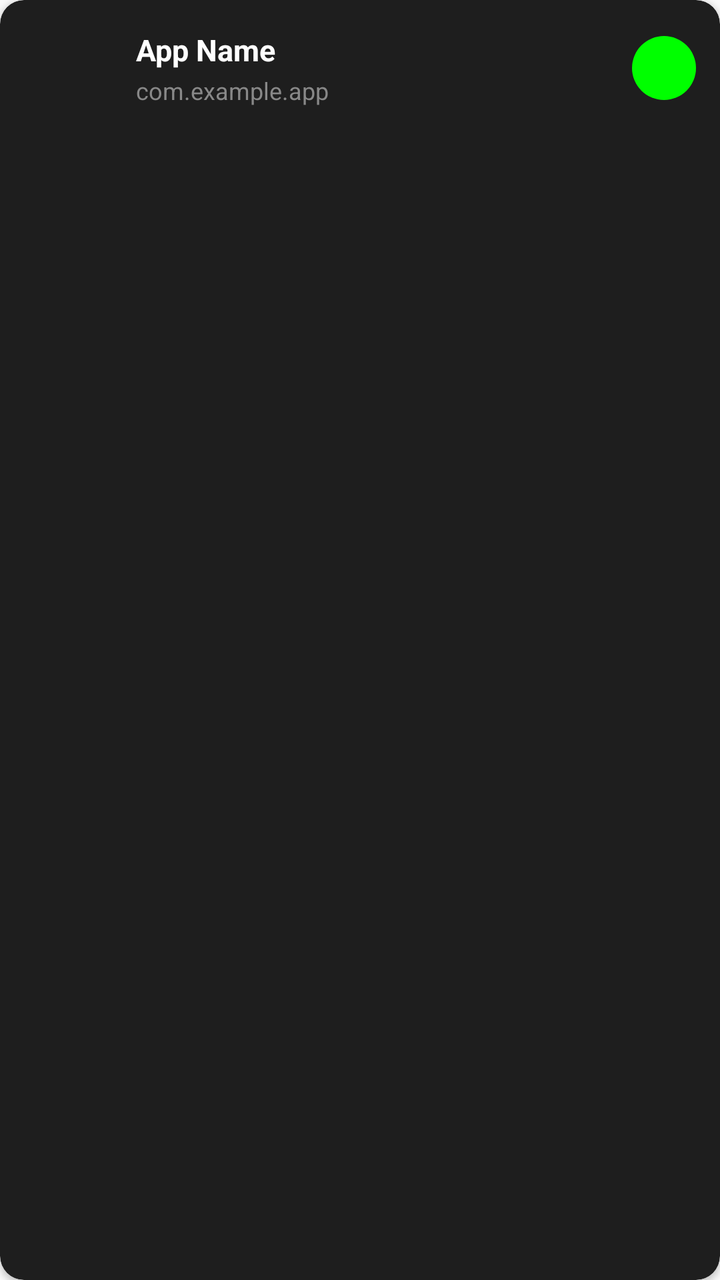
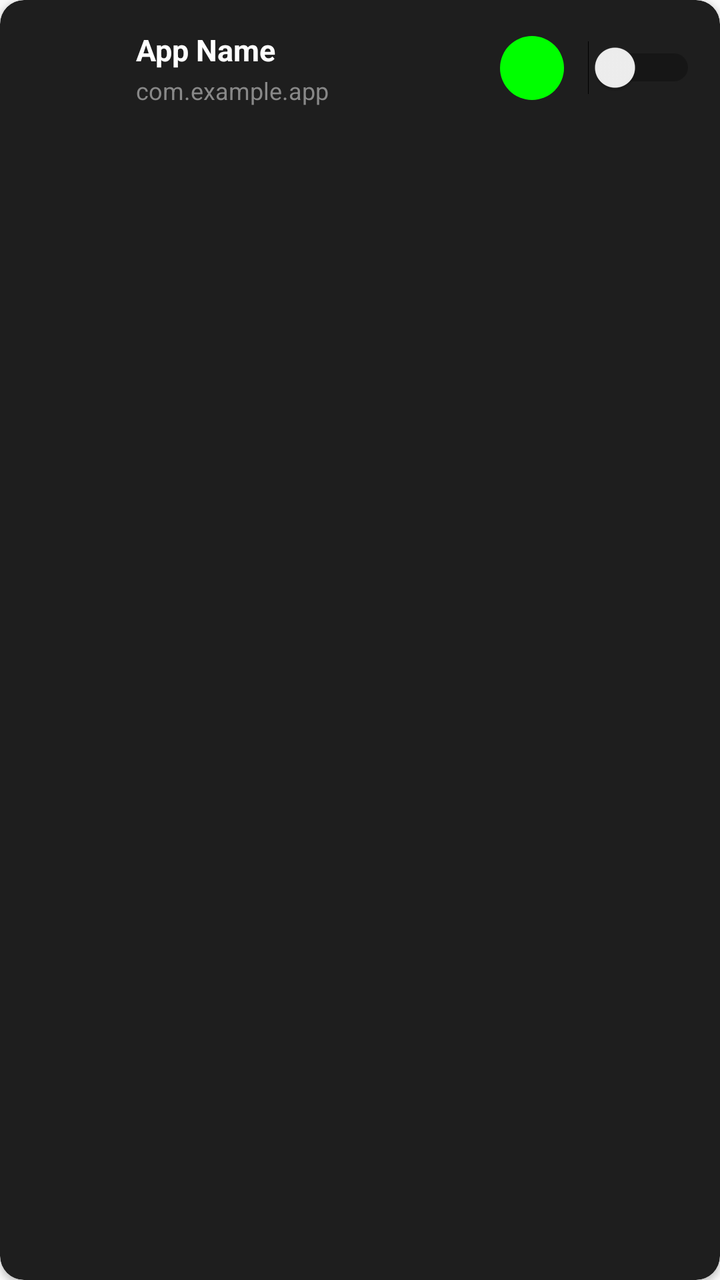

Compare the two renders of this Android layout. The source of the first and the diff that turns it into the second are given below.
<!-- AndroidManifest.xml: application theme Theme.LedNotify -->
<!-- res/layout/item_app_color.xml -->
<?xml version="1.0" encoding="utf-8"?>
<androidx.cardview.widget.CardView xmlns:android="http://schemas.android.com/apk/res/android"
    xmlns:app="http://schemas.android.com/apk/res-auto"
    android:layout_width="match_parent"
    android:layout_height="wrap_content"
    android:layout_marginStart="12dp"
    android:layout_marginTop="6dp"
    android:layout_marginEnd="12dp"
    android:layout_marginBottom="6dp"
    android:foreground="?android:attr/selectableItemBackground"
    app:cardBackgroundColor="#1E1E1E"
    app:cardCornerRadius="12dp"
    app:cardElevation="2dp">

    <LinearLayout
        android:layout_width="match_parent"
        android:layout_height="wrap_content"
        android:gravity="center_vertical"
        android:orientation="horizontal"
        android:padding="12dp">

        <ImageView
            android:id="@+id/ivAppIcon"
            android:layout_width="44dp"
            android:layout_height="44dp"
            android:contentDescription="App Icon" />

        <LinearLayout
            android:layout_width="0dp"
            android:layout_height="wrap_content"
            android:layout_marginStart="12dp"
            android:layout_marginEnd="12dp"
            android:layout_weight="1"
            android:orientation="vertical">

            <TextView
                android:id="@+id/tvAppName"
                android:layout_width="wrap_content"
                android:layout_height="wrap_content"
                android:ellipsize="end"
                android:maxLines="1"
                android:text="App Name"
                android:textColor="#FFFFFF"
                android:textSize="15sp"
                android:textStyle="bold" />

            <TextView
                android:id="@+id/tvAppPackage"
                android:layout_width="wrap_content"
                android:layout_height="wrap_content"
                android:layout_marginTop="2dp"
                android:ellipsize="end"
                android:maxLines="1"
                android:text="com.example.app"
                android:textColor="#888888"
                android:textSize="12sp" />
        </LinearLayout>

        <View
            android:id="@+id/viewColorPreview"
            android:layout_width="32dp"
            android:layout_height="32dp"
            android:background="@drawable/led_circle" />

    </LinearLayout>

</androidx.cardview.widget.CardView>
<!-- resources referenced by this layout -->
<resources>
  <!-- drawable led_circle (drawable) -->
  <?xml version="1.0" encoding="utf-8"?>
  <shape xmlns:android="http://schemas.android.com/apk/res/android"
      android:shape="oval">
      <solid android:color="#00FF00" />
      <size
          android:width="22dp"
          android:height="22dp" />
  </shape>
  <style name="Theme.LedNotify" parent="android:Theme.Material.Light.NoActionBar" />
</resources>

<!-- the commit's change to res/layout/item_app_color.xml (unified diff, before → after) -->
@@ -1,6 +1,7 @@
 <?xml version="1.0" encoding="utf-8"?>
 <androidx.cardview.widget.CardView xmlns:android="http://schemas.android.com/apk/res/android"
     xmlns:app="http://schemas.android.com/apk/res-auto"
+    android:id="@+id/cardApp"
     android:layout_width="match_parent"
     android:layout_height="wrap_content"
     android:layout_marginStart="12dp"
@@ -29,7 +30,7 @@
             android:layout_width="0dp"
             android:layout_height="wrap_content"
             android:layout_marginStart="12dp"
-            android:layout_marginEnd="12dp"
+            android:layout_marginEnd="8dp"
             android:layout_weight="1"
             android:orientation="vertical">
 
@@ -56,11 +57,19 @@
                 android:textSize="12sp" />
         </LinearLayout>
 
+        
         <View
             android:id="@+id/viewColorPreview"
             android:layout_width="32dp"
             android:layout_height="32dp"
+            android:layout_marginEnd="12dp"
             android:background="@drawable/led_circle" />
+
+        
+        <Switch
+            android:id="@+id/switchAppEnabled"
+            android:layout_width="wrap_content"
+            android:layout_height="wrap_content" />
 
     </LinearLayout>
 
